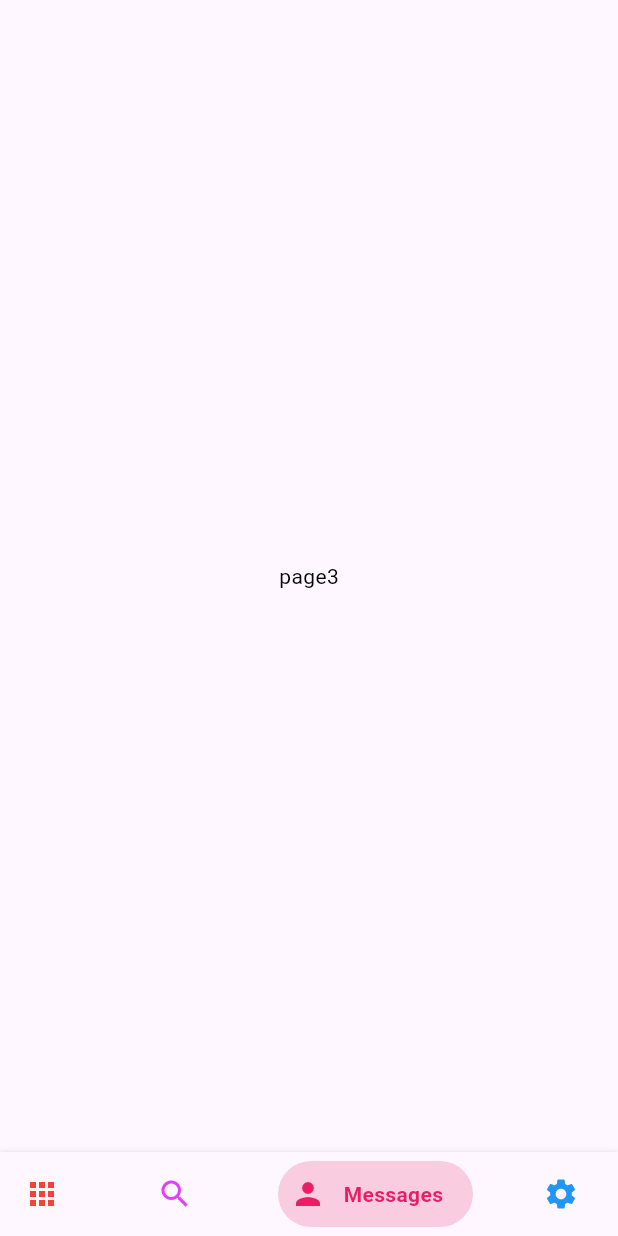
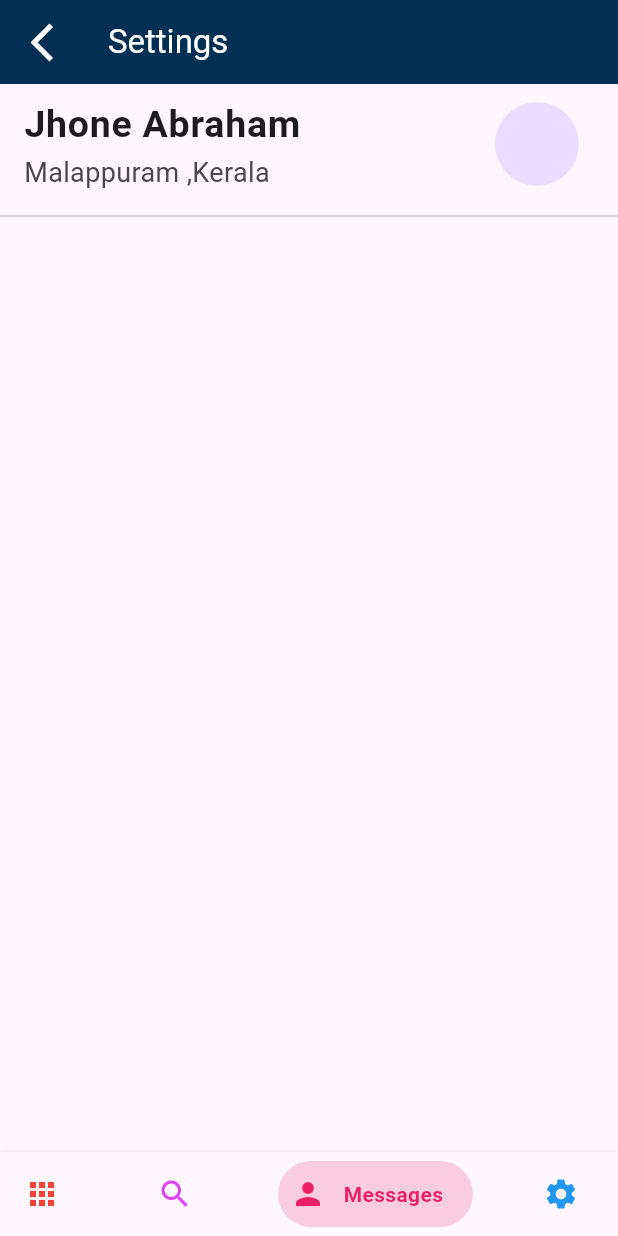
Before and after one commit to nabeeeltk/HomeBocking, a Flutter app: the screen it shows after launch, item 3 of the bottom bar chosen, on a phone screen of 412 x 824 dp. Run offline on Flutter 3.47's test engine with Material 2 defaults, Android fonts, the phone set to English and light mode, and no system bars; drawn by our look-alikes of bottom_navy_bar; our stand-ins replace get, loading_indicator.

Commit message:
settings page added

```diff
--- /dev/null
+++ b/real_estate/lib/veiw/settings/settings_page.dart
@@ -0,0 +1,41 @@
+import 'package:flutter/material.dart';
+import 'package:real_estate/utile/Constants.dart';
+
+class SettingsPage extends StatelessWidget {
+  const SettingsPage({super.key});
+
+  @override
+  Widget build(BuildContext context) {
+    return Scaffold(
+      appBar: AppBar(
+        backgroundColor: maincolor,
+        title:const  Text("Settings",style:TextStyle(color: Colors.white),),
+        leading: IconButton(onPressed: () {
+
+        }, icon:const  Icon(Icons.arrow_back_ios_new,size: 30,color: Colors.white,)),
+      ),
+      body: const  SingleChildScrollView(
+        child: Column(
+        children: [
+           ListTile(
+              title: Text("Jhone Abraham",style: TextStyle(fontSize: 25,fontWeight: FontWeight.bold),),
+              subtitle: Text("Malappuram ,Kerala",style: TextStyle(fontSize: 18,)),
+              trailing: CircleAvatar(
+                radius: 30,
+              ),
+            ),
+            Divider(),
+            // ListView.builder(
+            //   shrinkWrap: true,
+            //   itemBuilder: (context, index) {
+            //    return const  ListTile(
+            //     title: Text("Notification"),
+            //     trailing: Icon(Icons.notifications),
+            //    );
+            // },  )
+          ],
+        ),
+      ),
+    );
+  }
+}
--- a/real_estate/lib/widgets/root_screen.dart
+++ b/real_estate/lib/widgets/root_screen.dart
@@ -1,7 +1,9 @@
 import 'package:bottom_navy_bar/bottom_navy_bar.dart';
 import 'package:flutter/material.dart';
 import 'package:get/get.dart';
+import 'package:real_estate/veiw/Profile/profile_page.dart';
 import 'package:real_estate/veiw/home/home_screen.dart';
+import 'package:real_estate/veiw/settings/settings_page.dart';
 
 import '../controller/root_cotrpller.dart';
 
@@ -15,12 +17,9 @@ class RootPage extends StatelessWidget {
     Container(
       child: Center(child: Text("page2", style: TextStyle(color: Colors.black))),
     ),
-    Container(
-      child: Center(child: Text("page3", style: TextStyle(color: Colors.black))),
-    ),
-    Container(
-      child: Center(child: Text("page4", style: TextStyle(color: Colors.black))),
-    ),
+   SettingsPage(),
+   SettingsPage()
+
   ];
 
   @override
--- a/real_estate/lib/widgets/small_grid.dart
+++ b/real_estate/lib/widgets/small_grid.dart
@@ -1,7 +1,7 @@
 import 'package:flutter/material.dart';
 import 'package:get/get.dart';
 
-import '../veiw/home_details_page.dart';
+import '../veiw/home/home_details_page.dart';
 
 class SmallGrid extends StatelessWidget {
   @override
```
Also changed, not shown: real_estate/lib/veiw/Profile/profile_page.dart (added, +25 -0 lines), real_estate/lib/veiw/home/home_details_page.dart (renamed from real_estate/lib/veiw/home_details_page.dart), 1 other file.
